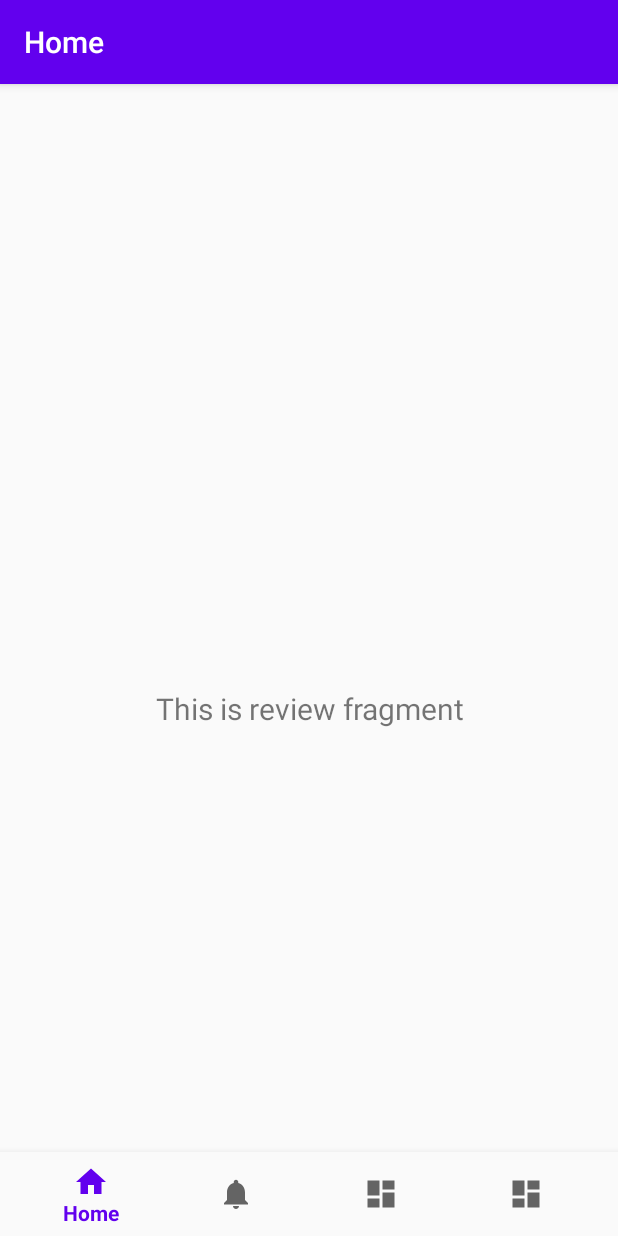
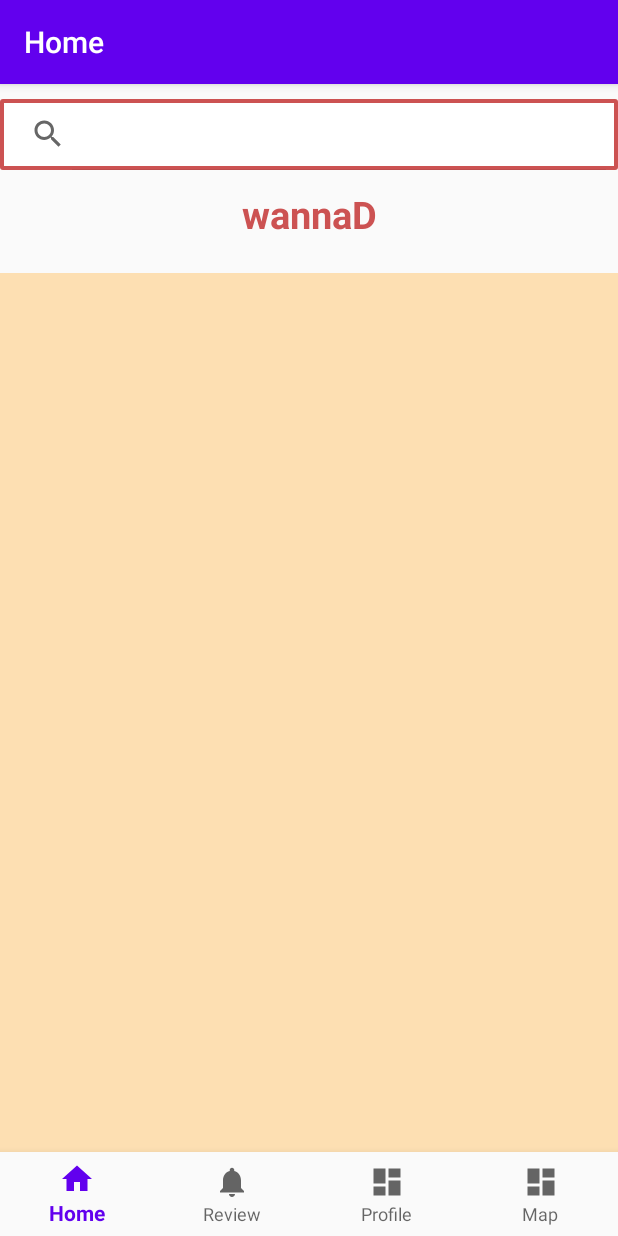
Before and after one commit to nullyng/wannaD, an Android app: the screen it shows after launch (BottomNavigation), on a phone screen of 412 x 824 dp. Run offline under Robolectric (Android 15) with nearby library versions, the phone set to English and light mode, and no system bars; our stand-ins replace navigation-ui.

Commit message:
host nav fragment modify

```diff
--- a/app/src/main/java/com/example/wannad/ui/home/HomeFragment.java
+++ b/app/src/main/java/com/example/wannad/ui/home/HomeFragment.java
@@ -1,20 +1,29 @@
 package com.example.wannad.ui.home;
 
+import android.app.LauncherActivity;
+import android.content.Context;
 import android.os.Bundle;
 import android.view.LayoutInflater;
 import android.view.View;
 import android.view.ViewGroup;
+import android.widget.ArrayAdapter;
+import android.widget.BaseAdapter;
+import android.widget.ImageView;
+import android.widget.ListView;
 import android.widget.TextView;
 
 import androidx.annotation.NonNull;
 import androidx.annotation.Nullable;
 import androidx.fragment.app.Fragment;
+import androidx.fragment.app.ListFragment;
 import androidx.lifecycle.Observer;
 import androidx.lifecycle.ViewModelProviders;
 
+import com.example.wannad.BottomNavigation;
 import com.example.wannad.R;
 
 public class HomeFragment extends Fragment {
+    ListView list;
 
     private HomeViewModel homeViewModel;
 
@@ -23,13 +32,60 @@ public class HomeFragment extends Fragment {
         homeViewModel =
                 ViewModelProviders.of(this).get(HomeViewModel.class);
         View root = inflater.inflate(R.layout.fragment_home, container, false);
-        final TextView textView = root.findViewById(R.id.text_home);
-        homeViewModel.getText().observe(getViewLifecycleOwner(), new Observer<String>() {
-            @Override
-            public void onChanged(@Nullable String s) {
-                textView.setText(s);
-            }
-        });
-        return root;
+
+       list = (ListView) root.findViewById(R.id.cafe_menu);
+       CafeAdapter adapter = new CafeAdapter(inflater.getContext(),R.layout.listitem1);
+        list.setAdapter(adapter);
+       return root;
     }
 }
+class CafeAdapter extends BaseAdapter{
+    private Context mcontext;
+    int layout;
+    LayoutInflater inflater;
+    String[] name = {
+            "STARBUCKS",
+            "EDIYA",
+            "A TWOSOME PLACE",
+            "HOLLYS COFFE"
+    };
+
+    public CafeAdapter(Context context, int layout){
+        this.mcontext = context;
+        this.layout = layout;
+        inflater =(LayoutInflater) context.getSystemService(Context.LAYOUT_INFLATER_SERVICE);
+    }
+
+    @Override
+    public int getCount() {
+        return 0;
+    }
+
+    @Override
+    public Object getItem(int i) {
+        return null;
+    }
+
+    @Override
+    public long getItemId(int i) {
+        return 0;
+    }
+
+    @Override
+    public View getView(int position, View view, ViewGroup viewGroup) {
+       Context context = viewGroup.getContext();
+
+       if(view == null){
+           view = inflater.inflate(layout,viewGroup,false);
+       }
+
+       ImageView iconImage = (ImageView) view.findViewById(R.id.cafe_icon);
+       TextView cafeName = (TextView) view.findViewById(R.id.cafe_name);
+
+       iconImage.setImageResource(R.drawable.starbucks);
+       cafeName.setText(name[position]);
+
+
+        return null;
+    }
+}
--- /dev/null
+++ b/app/src/main/res/drawable/search_border.xml
@@ -0,0 +1,23 @@
+<?xml version="1.0" encoding="utf-8"?>
+<layer-list
+    xmlns:android="http://schemas.android.com/apk/res/android"
+    >
+    <item>
+        <shape android:shape="rectangle">
+            <solid android:color="#CC5252"/>
+            <corners
+                android:bottomLeftRadius="2dp"
+                android:bottomRightRadius="2dp"
+                android:topLeftRadius="2dp"
+                android:topRightRadius="2dp"/>
+        </shape>
+    </item>
+    <item android:top="3dp"
+        android:bottom="3dp"
+        android:left="3dp"
+        android:right="3dp">
+        <shape android:shape="rectangle">
+            <solid android:color="#ffffff"/>
+        </shape>
+    </item>
+</layer-list>
--- a/app/src/main/res/layout/bottom_navigation.xml
+++ b/app/src/main/res/layout/bottom_navigation.xml
@@ -1,28 +1,29 @@
 <?xml version="1.0" encoding="utf-8"?>
 <androidx.constraintlayout.widget.ConstraintLayout xmlns:android="http://schemas.android.com/apk/res/android"
     xmlns:app="http://schemas.android.com/apk/res-auto"
+    xmlns:tools="http://schemas.android.com/tools"
     android:id="@+id/container"
     android:layout_width="match_parent"
     android:layout_height="match_parent"
-    android:paddingTop="?attr/actionBarSize">
+    >
 
     <com.google.android.material.bottomnavigation.BottomNavigationView
         android:id="@+id/nav_view"
         android:layout_width="0dp"
         android:layout_height="wrap_content"
-        android:layout_marginStart="0dp"
-        android:layout_marginEnd="0dp"
         android:background="?android:attr/windowBackground"
+        app:labelVisibilityMode="labeled"
         app:layout_constraintBottom_toBottomOf="parent"
         app:layout_constraintLeft_toLeftOf="parent"
         app:layout_constraintRight_toRightOf="parent"
+        app:layout_constraintTop_toBottomOf="@+id/nav_host_fragment"
         app:menu="@menu/bottom_nav_menu" />
 
     <fragment
         android:id="@+id/nav_host_fragment"
         android:name="androidx.navigation.fragment.NavHostFragment"
         android:layout_width="match_parent"
-        android:layout_height="match_parent"
+        android:layout_height="0dp"
         app:defaultNavHost="true"
         app:layout_constraintBottom_toTopOf="@id/nav_view"
         app:layout_constraintLeft_toLeftOf="parent"
--- a/app/src/main/res/layout/fragment_home.xml
+++ b/app/src/main/res/layout/fragment_home.xml
@@ -1,22 +1,59 @@
 <?xml version="1.0" encoding="utf-8"?>
-<androidx.constraintlayout.widget.ConstraintLayout xmlns:android="http://schemas.android.com/apk/res/android"
+<LinearLayout xmlns:android="http://schemas.android.com/apk/res/android"
     xmlns:app="http://schemas.android.com/apk/res-auto"
     xmlns:tools="http://schemas.android.com/tools"
     android:layout_width="match_parent"
     android:layout_height="match_parent"
+    android:orientation="vertical"
     tools:context=".ui.home.HomeFragment">
 
-    <TextView
-        android:id="@+id/text_home"
+    <LinearLayout
+         android:id="@+id/layout1"
+        tools:ignore="MissingConstraints"
         android:layout_width="match_parent"
-        android:layout_height="wrap_content"
-        android:layout_marginStart="8dp"
-        android:layout_marginTop="8dp"
-        android:layout_marginEnd="8dp"
-        android:textAlignment="center"
-        android:textSize="20sp"
-        app:layout_constraintBottom_toBottomOf="parent"
-        app:layout_constraintEnd_toEndOf="parent"
-        app:layout_constraintStart_toStartOf="parent"
-        app:layout_constraintTop_toTopOf="parent" />
-</androidx.constraintlayout.widget.ConstraintLayout>
+        android:layout_height="match_parent"
+        android:layout_weight="7"
+        android:orientation="vertical">
+
+        <androidx.appcompat.widget.SearchView
+            android:id="@+id/search_view"
+            android:layout_width="match_parent"
+            android:layout_height="47dp"
+            android:layout_marginTop="10dp"
+            android:background="@drawable/search_border"
+            app:iconifiedByDefault="false"
+            app:layout_constraintEnd_toEndOf="parent"
+            app:layout_constraintHorizontal_bias="0.0"
+            app:layout_constraintStart_toStartOf="parent"
+            app:layout_constraintVertical_bias="0.5"
+            tools:ignore="MissingConstraints" />
+
+        <TextView
+            android:id="@+id/textView"
+            android:layout_width="match_parent"
+            android:layout_height="wrap_content"
+            android:layout_marginTop="12dp"
+            android:gravity="center_horizontal"
+            android:text="wannaD"
+            android:textColor="#CC5252"
+            android:textSize="25sp"
+            android:textStyle="bold" />
+    </LinearLayout>
+
+    <LinearLayout
+        android:id="@+id/listview1"
+        android:layout_width="match_parent"
+        android:layout_height="match_parent"
+        android:layout_weight="1.5"
+        android:background="#FDDFB2"
+        app:layout_constraintHorizontal_bias="1.0">
+
+        <ListView
+            android:id="@+id/cafe_menu"
+            android:layout_width="match_parent"
+            android:layout_height="match_parent"
+            />
+
+    </LinearLayout>
+
+</LinearLayout>
--- a/app/src/main/res/navigation/mobile_navigation.xml
+++ b/app/src/main/res/navigation/mobile_navigation.xml
@@ -7,7 +7,7 @@
 
     <fragment
         android:id="@+id/navigation_home"
-        android:name="com.example.wannad.ui.review.ReviewFragment"
+        android:name="com.example.wannad.ui.home.HomeFragment"
         android:label="@string/title_home"
         tools:layout="@layout/fragment_home" />
 
```
Also changed, not shown: app/src/main/res/layout/listitem1.xml (added, +39 -0 lines), app/src/main/res/drawable/rightarrow.png (added), app/src/main/res/drawable/starbucks.png (added).
